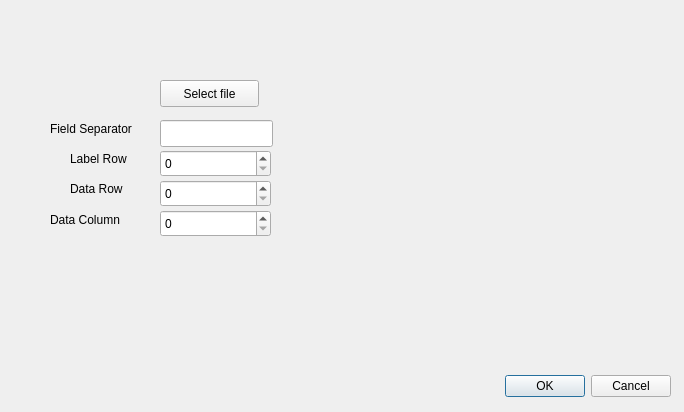
Old version of the form src/dialog.ui in the repository jgeudens/GraphViewer.
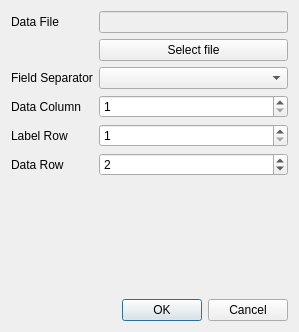
New version of the form.

Commit message:
Random bug fixes and Open dialog improvements
Added extra dataset

What changed in the file:
```diff
--- a/src/dialog.ui
+++ b/src/dialog.ui
@@ -6,22 +6,16 @@
    <rect>
     <x>0</x>
     <y>0</y>
-    <width>684</width>
-    <height>412</height>
+    <width>299</width>
+    <height>332</height>
    </rect>
   </property>
   <property name="windowTitle">
    <string>Dialog</string>
   </property>
+  <layout class="QGridLayout" name="gridLayout">
+   <item row="5" column="2">
   <widget class="QDialogButtonBox" name="buttonBox">
-   <property name="geometry">
-    <rect>
-     <x>490</x>
-     <y>370</y>
-     <width>181</width>
-     <height>32</height>
-    </rect>
-   </property>
    <property name="orientation">
     <enum>Qt::Horizontal</enum>
    </property>
@@ -29,112 +23,120 @@
     <set>QDialogButtonBox::Cancel|QDialogButtonBox::Ok</set>
    </property>
   </widget>
+   </item>
+   <item row="0" column="2" rowspan="3">
+    <layout class="QHBoxLayout" name="horizontalLayout">
+     <item>
+      <layout class="QFormLayout" name="formLayout">
+       <property name="fieldGrowthPolicy">
+        <enum>QFormLayout::AllNonFixedFieldsGrow</enum>
+       </property>
+       <item row="4" column="0">
   <widget class="QLabel" name="label">
-   <property name="geometry">
-    <rect>
-     <x>50</x>
-     <y>120</y>
-     <width>111</width>
-     <height>17</height>
-    </rect>
-   </property>
    <property name="text">
     <string>Field Separator</string>
    </property>
   </widget>
-  <widget class="QLineEdit" name="lineFieldSeperator">
-   <property name="geometry">
-    <rect>
-     <x>160</x>
-     <y>120</y>
-     <width>113</width>
-     <height>27</height>
-    </rect>
-   </property>
-  </widget>
-  <widget class="QSpinBox" name="spinDataRow">
-   <property name="geometry">
-    <rect>
-     <x>160</x>
-     <y>180</y>
-     <width>111</width>
-     <height>27</height>
-    </rect>
-   </property>
-  </widget>
-  <widget class="QLabel" name="label_2">
-   <property name="geometry">
-    <rect>
-     <x>70</x>
-     <y>180</y>
-     <width>71</width>
-     <height>17</height>
-    </rect>
-   </property>
-   <property name="text">
-    <string>Data Row</string>
-   </property>
-  </widget>
-  <widget class="QSpinBox" name="spinDataColumn">
-   <property name="geometry">
-    <rect>
-     <x>160</x>
-     <y>210</y>
-     <width>111</width>
-     <height>27</height>
-    </rect>
-   </property>
-  </widget>
+       </item>
+       <item row="6" column="0">
   <widget class="QLabel" name="label_3">
-   <property name="geometry">
-    <rect>
-     <x>50</x>
-     <y>210</y>
-     <width>101</width>
-     <height>20</height>
-    </rect>
-   </property>
    <property name="text">
     <string>Data Column</string>
    </property>
   </widget>
-  <widget class="QPushButton" name="btnDataFile">
-   <property name="geometry">
-    <rect>
-     <x>160</x>
-     <y>80</y>
-     <width>99</width>
-     <height>27</height>
-    </rect>
-   </property>
-   <property name="text">
-    <string>Select file</string>
-   </property>
-  </widget>
-  <widget class="QSpinBox" name="spinLabelRow">
-   <property name="geometry">
-    <rect>
-     <x>160</x>
-     <y>150</y>
-     <width>111</width>
-     <height>27</height>
-    </rect>
-   </property>
-  </widget>
+       </item>
+       <item row="6" column="1">
+        <widget class="QSpinBox" name="spinDataColumn">
+         <property name="minimum">
+          <number>1</number>
+         </property>
+         <property name="maximum">
+          <number>9999</number>
+         </property>
+         <property name="value">
+          <number>1</number>
+         </property>
+        </widget>
+       </item>
+       <item row="7" column="0">
   <widget class="QLabel" name="label_4">
-   <property name="geometry">
-    <rect>
-     <x>70</x>
-     <y>150</y>
-     <width>71</width>
-     <height>17</height>
-    </rect>
-   </property>
    <property name="text">
     <string>Label Row</string>
    </property>
   </widget>
- </widget>
+       </item>
+       <item row="7" column="1">
+        <widget class="QSpinBox" name="spinLabelRow">
+         <property name="minimum">
+          <number>1</number>
+         </property>
+         <property name="maximum">
+          <number>9999</number>
+         </property>
+         <property name="value">
+          <number>1</number>
+         </property>
+        </widget>
+       </item>
+       <item row="8" column="0">
+        <widget class="QLabel" name="label_2">
+         <property name="text">
+          <string>Data Row</string>
+         </property>
+        </widget>
+       </item>
+       <item row="8" column="1">
+        <widget class="QSpinBox" name="spinDataRow">
+         <property name="minimum">
+          <number>1</number>
+         </property>
+         <property name="maximum">
+          <number>9999</number>
+         </property>
+         <property name="value">
+          <number>2</number>
+         </property>
+        </widget>
+       </item>
+       <item row="2" column="1">
+        <widget class="QLineEdit" name="lineDataFile">
+         <property name="enabled">
+          <bool>false</bool>
+         </property>
+        </widget>
+       </item>
+       <item row="2" column="0">
+        <widget class="QLabel" name="label_5">
+         <property name="text">
+          <string>Data File</string>
+         </property>
+        </widget>
+       </item>
+       <item row="3" column="1">
+        <widget class="QPushButton" name="btnDataFile">
+         <property name="text">
+          <string>Select file</string>
+         </property>
+        </widget>
+       </item>
+       <item row="4" column="1">
+        <widget class="QComboBox" name="comboFieldSeparator"/>
+       </item>
+      </layout>
+     </item>
+    </layout>
+   </item>
+  </layout>
+ </widget>
+ <tabstops>
+  <tabstop>lineDataFile</tabstop>
+  <tabstop>btnDataFile</tabstop>
+  <tabstop>comboFieldSeparator</tabstop>
+  <tabstop>spinDataColumn</tabstop>
+  <tabstop>spinLabelRow</tabstop>
+  <tabstop>spinDataRow</tabstop>
+  <tabstop>buttonBox</tabstop>
+ </tabstops>
  <resources/>
  <connections>
   <connection>
```
Lines whose indentation alone changed are shown as unchanged. The commit also changes 6 other files.
